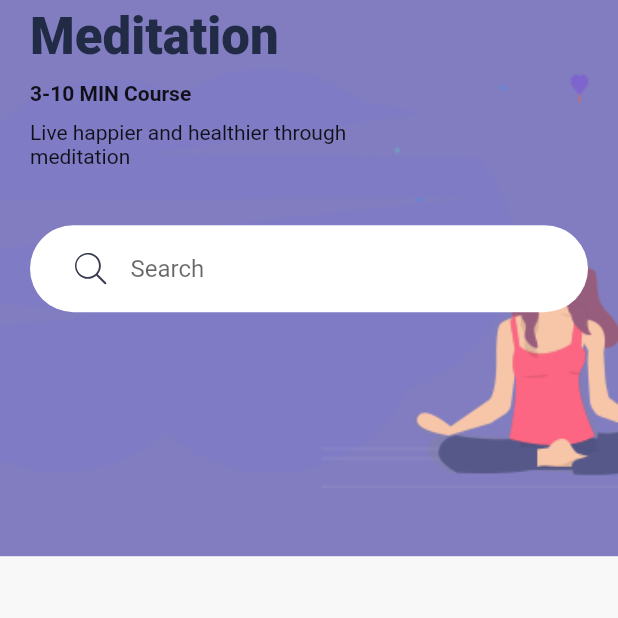
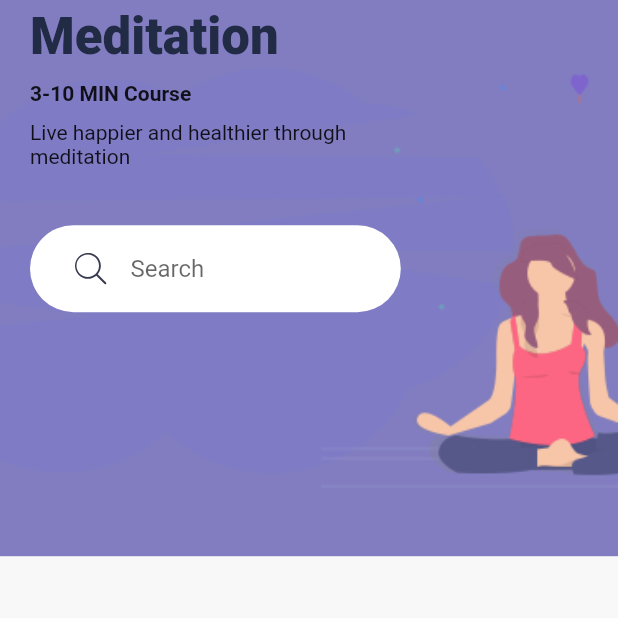
Before and after one commit to johnwanjema/Gym-It, a Flutter app: the DetailsScreen screen opened directly, on a phone screen of 412 x 824 dp, the top half of it. Run offline on Flutter 3.47's test engine with Material 2 defaults, Android fonts, the phone set to English and light mode, and no system bars; our stand-ins replace flutter_svg.

Commit message:
reduce search width

```diff
--- a/lib/screens/details_screen.dart
+++ b/lib/screens/details_screen.dart
@@ -45,8 +45,11 @@ class DetailsScreen extends StatelessWidget {
                   SizedBox(
                       width: size.width * .6,
                       child: Text(
-                          'Live happier and healthier through meditation'))
-                  ,SearchBar(),
+                          'Live happier and healthier through meditation')),
+                  SizedBox(
+                      width: size.width * .6,
+                      child: SearchBar()
+                  ),
                 ],
               ),
             ),
```
